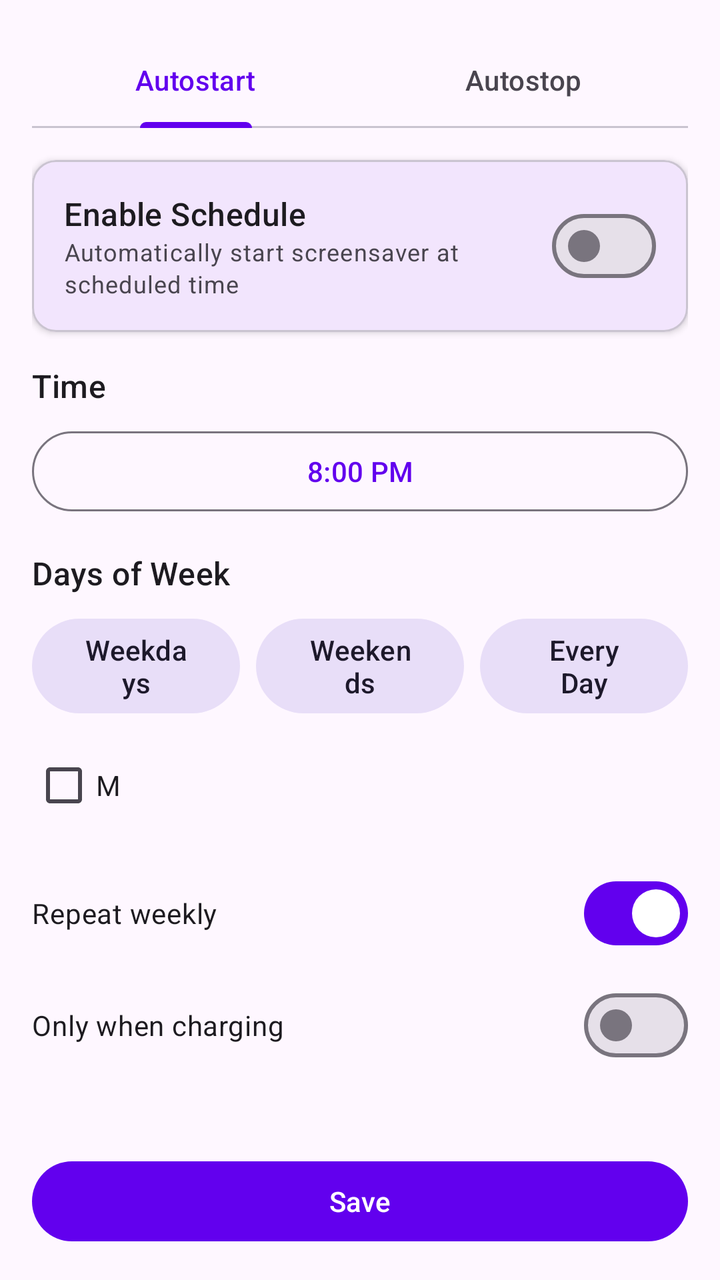
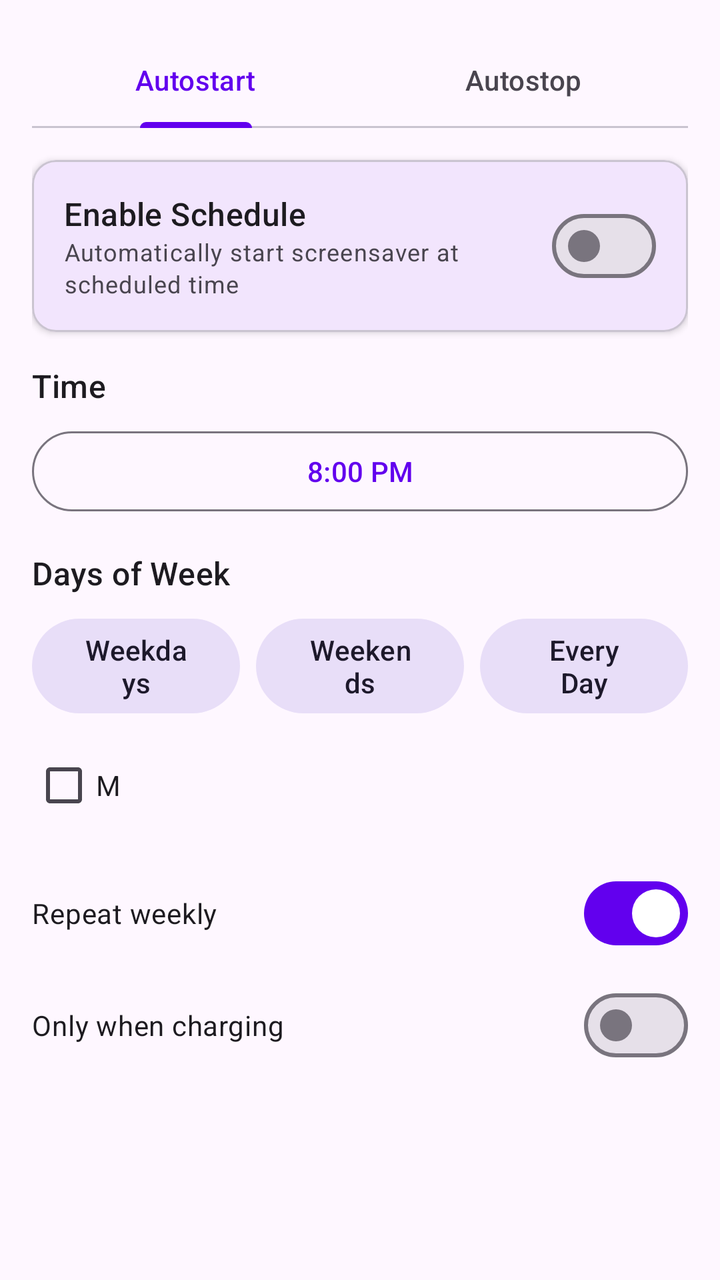

An Android layout rendered at two revisions. The XML below is the earlier revision; the diff shows what the commit changed to produce the second picture.
<!-- AndroidManifest.xml: activity theme Theme.AndroidScreensaver.Settings -->
<!-- res/layout/activity_schedule_settings.xml -->
<?xml version="1.0" encoding="utf-8"?>
<androidx.core.widget.NestedScrollView xmlns:android="http://schemas.android.com/apk/res/android"
    xmlns:app="http://schemas.android.com/apk/res-auto"
    android:layout_width="match_parent"
    android:layout_height="match_parent"
    android:fitsSystemWindows="true">

    <LinearLayout
        android:layout_width="match_parent"
        android:layout_height="wrap_content"
        android:orientation="vertical"
        android:padding="16dp">

        
        <com.google.android.material.tabs.TabLayout
            android:id="@+id/tab_schedule_type"
            android:layout_width="match_parent"
            android:layout_height="wrap_content"
            android:layout_marginBottom="16dp">

            <com.google.android.material.tabs.TabItem
                android:layout_width="wrap_content"
                android:layout_height="wrap_content"
                android:text="Autostart" />

            <com.google.android.material.tabs.TabItem
                android:layout_width="wrap_content"
                android:layout_height="wrap_content"
                android:text="Autostop" />

        </com.google.android.material.tabs.TabLayout>

        
        <com.google.android.material.card.MaterialCardView
            android:layout_width="match_parent"
            android:layout_height="wrap_content"
            android:layout_marginBottom="16dp"
            app:cardElevation="2dp">

            <LinearLayout
                android:layout_width="match_parent"
                android:layout_height="wrap_content"
                android:orientation="horizontal"
                android:padding="16dp"
                android:gravity="center_vertical">

                <LinearLayout
                    android:layout_width="0dp"
                    android:layout_height="wrap_content"
                    android:layout_weight="1"
                    android:orientation="vertical">

                    <TextView
                        android:layout_width="wrap_content"
                        android:layout_height="wrap_content"
                        android:text="Enable Schedule"
                        android:textAppearance="?attr/textAppearanceTitleMedium" />

                    <TextView
                        android:id="@+id/tv_schedule_description"
                        android:layout_width="wrap_content"
                        android:layout_height="wrap_content"
                        android:text="Automatically start screensaver at scheduled time"
                        android:textAppearance="?attr/textAppearanceBodySmall"
                        android:textColor="?android:attr/textColorSecondary" />

                </LinearLayout>

                <com.google.android.material.materialswitch.MaterialSwitch
                    android:id="@+id/switch_enabled"
                    android:layout_width="wrap_content"
                    android:layout_height="wrap_content" />

            </LinearLayout>

        </com.google.android.material.card.MaterialCardView>

        
        <TextView
            android:layout_width="wrap_content"
            android:layout_height="wrap_content"
            android:text="Time"
            android:textAppearance="?attr/textAppearanceTitleMedium"
            android:layout_marginBottom="8dp" />

        <com.google.android.material.button.MaterialButton
            android:id="@+id/btn_time"
            android:layout_width="match_parent"
            android:layout_height="wrap_content"
            android:text="8:00 PM"
            style="@style/Widget.Material3.Button.OutlinedButton"
            android:layout_marginBottom="16dp" />

        
        <TextView
            android:layout_width="wrap_content"
            android:layout_height="wrap_content"
            android:text="Days of Week"
            android:textAppearance="?attr/textAppearanceTitleMedium"
            android:layout_marginBottom="8dp" />

        
        <LinearLayout
            android:layout_width="match_parent"
            android:layout_height="wrap_content"
            android:orientation="horizontal"
            android:layout_marginBottom="8dp">

            <com.google.android.material.button.MaterialButton
                android:id="@+id/btn_weekdays"
                android:layout_width="0dp"
                android:layout_height="wrap_content"
                android:layout_weight="1"
                android:text="Weekdays"
                android:layout_marginEnd="4dp"
                style="@style/Widget.Material3.Button.TonalButton" />

            <com.google.android.material.button.MaterialButton
                android:id="@+id/btn_weekends"
                android:layout_width="0dp"
                android:layout_height="wrap_content"
                android:layout_weight="1"
                android:text="Weekends"
                android:layout_marginHorizontal="4dp"
                style="@style/Widget.Material3.Button.TonalButton" />

            <com.google.android.material.button.MaterialButton
                android:id="@+id/btn_everyday"
                android:layout_width="0dp"
                android:layout_height="wrap_content"
                android:layout_weight="1"
                android:text="Every Day"
                android:layout_marginStart="4dp"
                style="@style/Widget.Material3.Button.TonalButton" />

        </LinearLayout>

        
        <GridLayout
            android:layout_width="match_parent"
            android:layout_height="wrap_content"
            android:columnCount="7"
            android:rowCount="1"
            android:layout_marginBottom="16dp">

            <CheckBox android:id="@+id/cb_mon" android:text="M" android:layout_columnWeight="1" />
            <CheckBox android:id="@+id/cb_tue" android:text="T" android:layout_columnWeight="1" />
            <CheckBox android:id="@+id/cb_wed" android:text="W" android:layout_columnWeight="1" />
            <CheckBox android:id="@+id/cb_thu" android:text="T" android:layout_columnWeight="1" />
            <CheckBox android:id="@+id/cb_fri" android:text="F" android:layout_columnWeight="1" />
            <CheckBox android:id="@+id/cb_sat" android:text="S" android:layout_columnWeight="1" />
            <CheckBox android:id="@+id/cb_sun" android:text="S" android:layout_columnWeight="1" />

        </GridLayout>

        
        <com.google.android.material.materialswitch.MaterialSwitch
            android:id="@+id/switch_repeat"
            android:layout_width="match_parent"
            android:layout_height="wrap_content"
            android:text="Repeat weekly"
            android:checked="true"
            android:layout_marginBottom="8dp" />

        
        <com.google.android.material.materialswitch.MaterialSwitch
            android:id="@+id/switch_charging"
            android:layout_width="match_parent"
            android:layout_height="wrap_content"
            android:text="Only when charging"
            android:layout_marginBottom="16dp" />

        
        <com.google.android.material.button.MaterialButton
            android:id="@+id/btn_save"
            android:layout_width="match_parent"
            android:layout_height="wrap_content"
            android:text="@string/save"
            android:layout_marginTop="24dp" />

    </LinearLayout>

</androidx.core.widget.NestedScrollView>
<!-- resources referenced by this layout -->
<resources>
  <string name="save">Save</string>
  <style name="Theme.AndroidScreensaver.Settings" parent="Theme.Material3.Light">
          <item name="colorPrimary">@color/primary</item>
          <item name="colorPrimaryVariant">@color/primary_dark</item>
          <item name="android:statusBarColor">@color/primary_dark</item>
      </style>
  <color name="primary">#6200EE</color>
  <color name="primary_dark">#3700B3</color>
</resources>

<!-- the commit's change to res/layout/activity_schedule_settings.xml (unified diff, before → after) -->
@@ -171,12 +171,6 @@
             android:layout_marginBottom="16dp" />
 
         
-        <com.google.android.material.button.MaterialButton
-            android:id="@+id/btn_save"
-            android:layout_width="match_parent"
-            android:layout_height="wrap_content"
-            android:text="@string/save"
-            android:layout_marginTop="24dp" />
 
     </LinearLayout>
 
<!-- resource entries referenced after the edit -->
@@ -1,6 +1,5 @@
 <!-- resources referenced by this layout -->
 <resources>
-  <string name="save">Save</string>
   <style name="Theme.AndroidScreensaver.Settings" parent="Theme.Material3.Light">
           <item name="colorPrimary">@color/primary</item>
           <item name="colorPrimaryVariant">@color/primary_dark</item>
